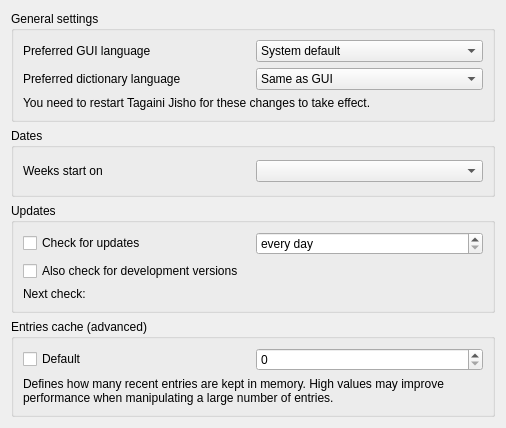
The window that src/gui/GeneralPreferences.ui (Gnurou/tagainijisho) describes before a commit, drawn with Qt 5.
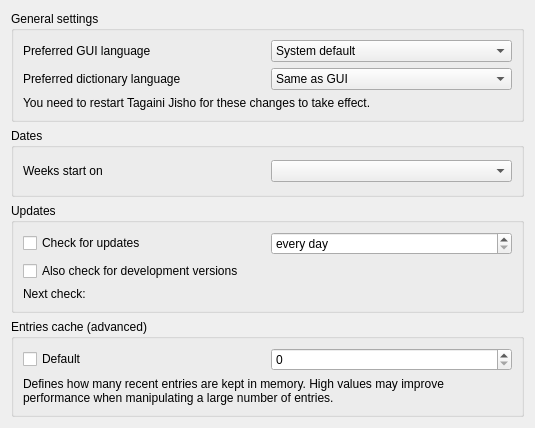
The same window after the commit.

Commit message: Improve layout of preferences window

Patch:
```diff
--- a/src/gui/GeneralPreferences.ui
+++ b/src/gui/GeneralPreferences.ui
@@ -6,7 +6,7 @@
    <rect>
     <x>0</x>
     <y>0</y>
-    <width>506</width>
+    <width>535</width>
     <height>428</height>
    </rect>
   </property>
@@ -21,8 +21,15 @@
      </property>
      <layout class="QVBoxLayout" name="verticalLayout_3">
       <item>
-       <layout class="QHBoxLayout" name="horizontalLayout_3">
-        <item>
+       <layout class="QGridLayout" name="gridLayout">
+        <item row="2" column="0">
+         <widget class="QLabel" name="label_5">
+          <property name="text">
+           <string>Preferred dictionary language</string>
+          </property>
+         </widget>
+        </item>
+        <item row="1" column="0">
          <widget class="QLabel" name="label_2">
           <property name="text">
            <string>Preferred GUI language</string>
@@ -32,8 +39,14 @@
           </property>
          </widget>
         </item>
-        <item>
+        <item row="1" column="1">
          <widget class="QComboBox" name="guiLanguage">
+          <property name="sizePolicy">
+           <sizepolicy hsizetype="Preferred" vsizetype="Fixed">
+            <horstretch>0</horstretch>
+            <verstretch>0</verstretch>
+           </sizepolicy>
+          </property>
           <property name="toolTip">
            <string>The GUI will use this language whenever possible. English will be used as a fallback.</string>
           </property>
@@ -44,19 +57,14 @@
           </item>
          </widget>
         </item>
-       </layout>
-      </item>
-      <item>
-       <layout class="QHBoxLayout" name="horizontalLayout_5">
-        <item>
-         <widget class="QLabel" name="label_5">
-          <property name="text">
-           <string>Preferred dictionary language</string>
-          </property>
-         </widget>
-        </item>
-        <item>
+        <item row="2" column="1">
          <widget class="QComboBox" name="dictLanguage">
+          <property name="sizePolicy">
+           <sizepolicy hsizetype="Minimum" vsizetype="Fixed">
+            <horstretch>0</horstretch>
+            <verstretch>0</verstretch>
+           </sizepolicy>
+          </property>
           <property name="toolTip">
            <string>The dictionaries will use this language whenever possible. English will be used as a fallback.</string>
           </property>
```
Left out of the diff: 1 changed line with no effect on the pictures.
